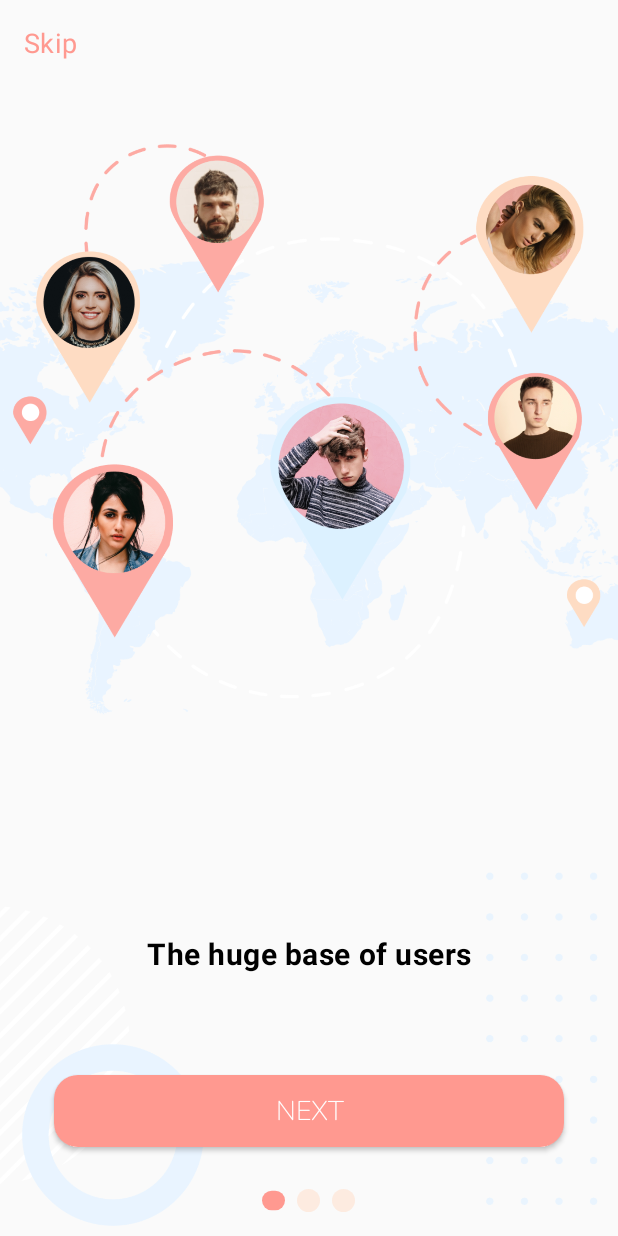
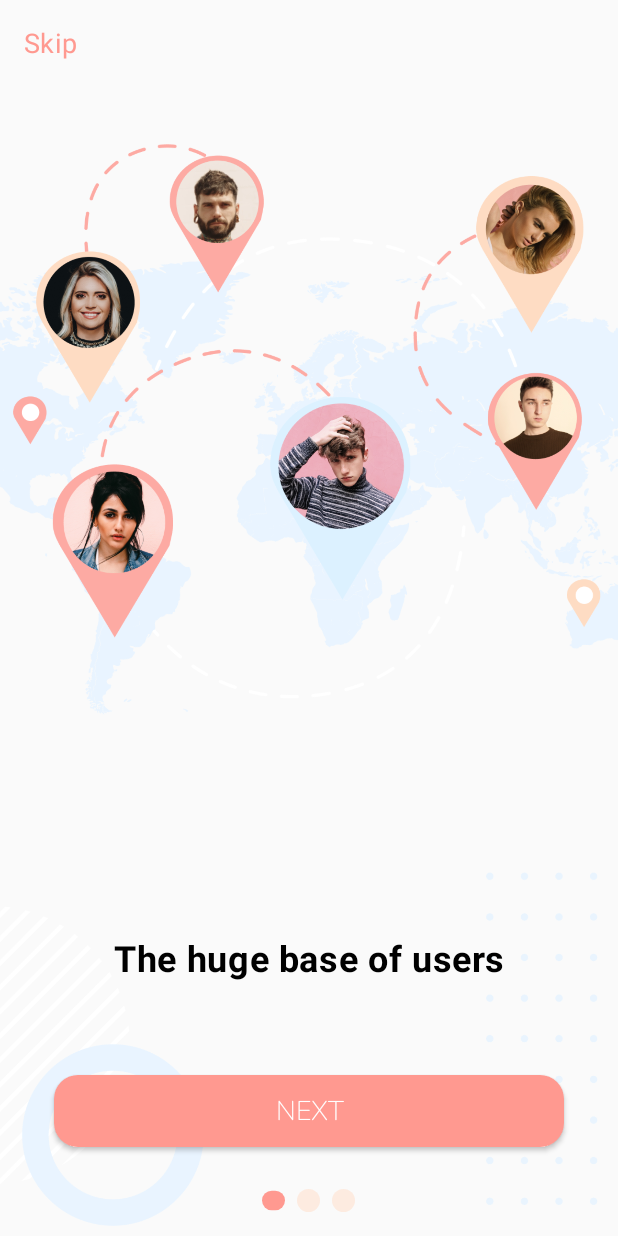
Before and after one commit to mahmudph/sample-appliction-intro-kotlin, an Android app: the screen it shows after launch (MainActivity), on a phone screen of 412 x 824 dp. Run offline under Robolectric (Android 15) with nearby library versions, the phone set to English and light mode, and no system bars.

Commit message:
refactor: upate size and width of the text

```diff
--- a/app/src/main/res/layout/onboarding_page_item.xml
+++ b/app/src/main/res/layout/onboarding_page_item.xml
@@ -14,10 +14,10 @@
             android:layout_width="match_parent"
             android:layout_height="wrap_content"
             android:contentDescription="@string/content_image_description"
+            android:scaleType="fitCenter"
             app:layout_constraintBottom_toTopOf="@+id/relativeLayout"
             app:layout_constraintEnd_toEndOf="parent"
             app:layout_constraintTop_toTopOf="parent"
-            android:scaleType="fitCenter"
             tools:src="@drawable/first_image" />
 
         <RelativeLayout
@@ -25,29 +25,31 @@
             android:layout_width="match_parent"
             android:layout_height="250dp"
             android:layout_marginTop="48dp"
+
             app:layout_constraintBottom_toBottomOf="parent">
 
             <ImageView
                 android:id="@+id/slider_background_item"
                 android:layout_width="match_parent"
                 android:layout_height="wrap_content"
-                android:scaleType="centerCrop"
                 android:layout_alignParentBottom="true"
                 android:contentDescription="@string/content_background_description"
+                android:scaleType="centerCrop"
                 tools:src="@drawable/second_background" />
 
 
             <TextView
                 android:id="@+id/slider_title_item"
                 style="@style/textStyle"
-                android:layout_width="match_parent"
+                android:layout_width="340dp"
                 android:layout_height="wrap_content"
+                android:layout_centerHorizontal="true"
                 android:maxLines="2"
                 android:paddingHorizontal="16dp"
                 android:paddingTop="48dp"
+                android:textColor="@color/black"
+                android:textSize="24sp"
                 android:textStyle="bold"
-                android:textColor="@color/black"
-                android:textSize="20sp"
                 tools:text="@tools:sample/lorem/random" />
         </RelativeLayout>
     </androidx.constraintlayout.widget.ConstraintLayout>
```
